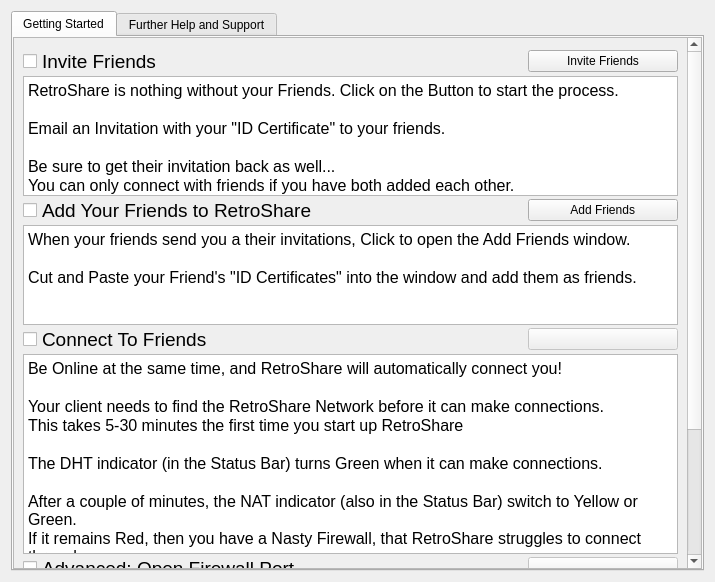
First picture: the form in retroshare-gui/src/gui/GetStartedDialog.ui, repository RetroShare/RetroShare, before the edit.
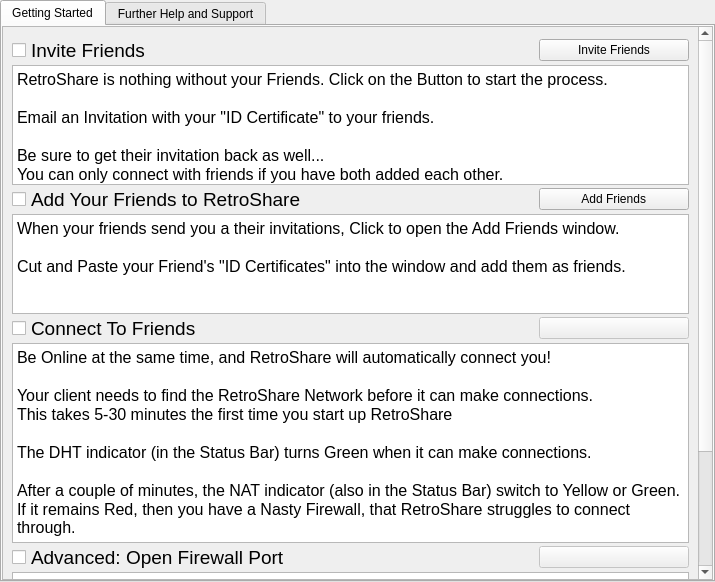
Second picture: the form after the edit. Icons and pictures are not drawn.

What changed in the file:
```diff
--- a/retroshare-gui/src/gui/GetStartedDialog.ui
+++ b/retroshare-gui/src/gui/GetStartedDialog.ui
@@ -11,6 +11,18 @@
    </rect>
   </property>
   <layout class="QVBoxLayout" name="verticalLayout_3">
+   <property name="leftMargin">
+    <number>0</number>
+   </property>
+   <property name="topMargin">
+    <number>0</number>
+   </property>
+   <property name="rightMargin">
+    <number>0</number>
+   </property>
+   <property name="bottomMargin">
+    <number>0</number>
+   </property>
    <item>
     <widget class="QTabWidget" name="tabWidget">
      <property name="currentIndex">
```
